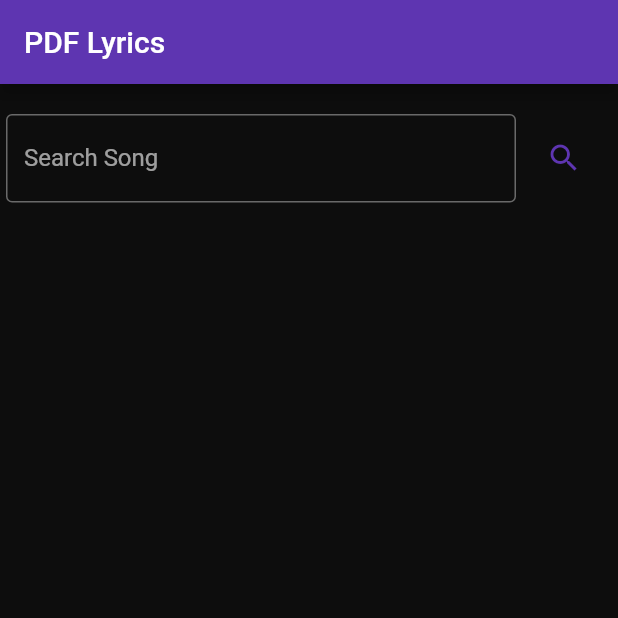
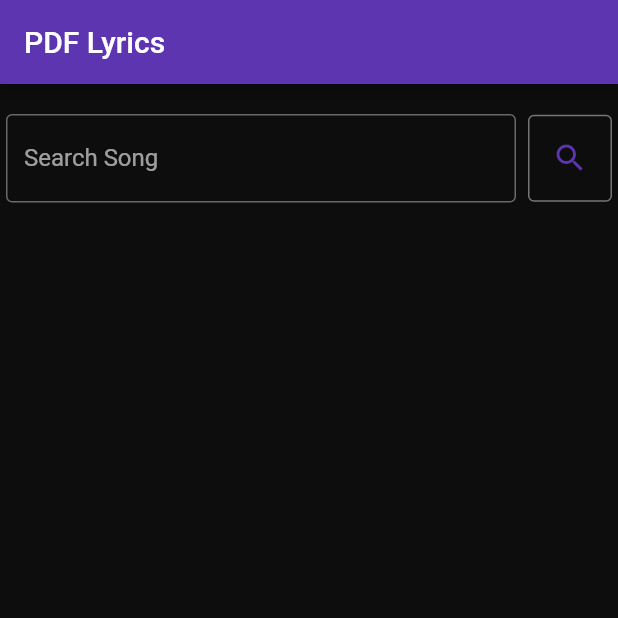
Before and after one commit to fadiinho/pdf-lyrics-flutter, a Flutter app: the screen it shows after launch, on a phone screen of 412 x 824 dp, the top half of it. Run offline on Flutter 3.47's test engine with Material 2 defaults, Android fonts, the phone set to English and light mode, and no system bars.

Commit message:
refactor: use OutlinedButton instead of TextButton

```diff
--- a/lib/screens/home.dart
+++ b/lib/screens/home.dart
@@ -59,7 +59,7 @@ class _HomePageState extends State<HomePage> {
         body: ListView(children: [
           Center(
             child: Row(
-              mainAxisAlignment: MainAxisAlignment.center,
+              mainAxisAlignment: MainAxisAlignment.spaceAround,
               children: <Widget>[
                 Padding(
                   padding:
@@ -80,10 +80,16 @@ class _HomePageState extends State<HomePage> {
                     ),
                   ),
                 ),
-                TextButton(
+                OutlinedButton(
                   onPressed: () {
                     searchSong();
                   },
+                  style: OutlinedButton.styleFrom(
+                    minimumSize: const Size(0, 58),
+                    side: BorderSide(
+                      color: Colors.grey[600]!
+                    )
+                  ),
                   child: const Icon(Icons.search),
                 )
               ],
```
